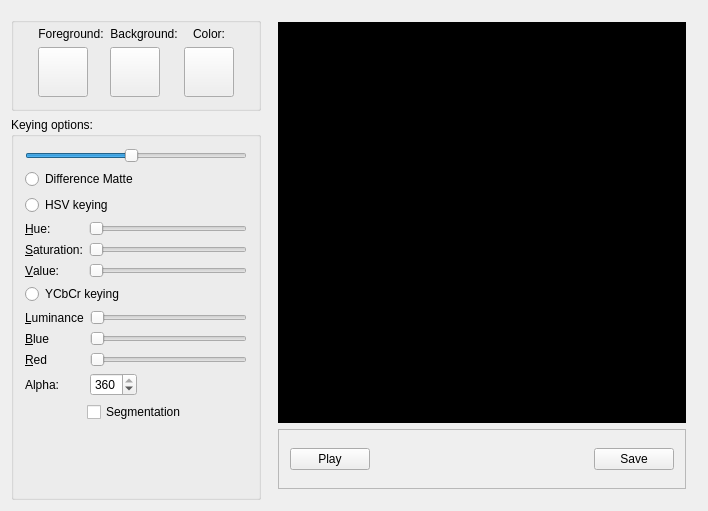
The window that mainwidget.ui (k8/ChromaKey) describes before a commit, drawn with Qt 5.
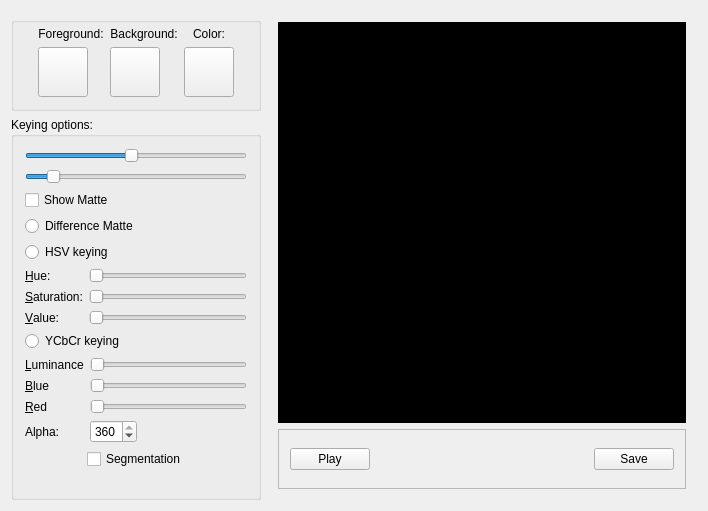
The same window after the commit. Custom widgets are drawn as their Qt base class.

Commit message: Difference matte ulepszone

Diff of the .ui file:
```diff
--- a/mainwidget.ui
+++ b/mainwidget.ui
@@ -211,6 +211,26 @@
            </property>
           </widget>
          </item>
+         <item>
+          <widget class="QSlider" name="dmSlider2">
+           <property name="maximum">
+            <number>100</number>
+           </property>
+           <property name="value">
+            <number>10</number>
+           </property>
+           <property name="orientation">
+            <enum>Qt::Horizontal</enum>
+           </property>
+          </widget>
+         </item>
+         <item>
+          <widget class="QCheckBox" name="showDmBox">
+           <property name="text">
+            <string>Show Matte</string>
+           </property>
+          </widget>
+         </item>
          <item>
           <widget class="QRadioButton" name="dmButton">
            <property name="text">
```
The commit also changes 6 other files.
